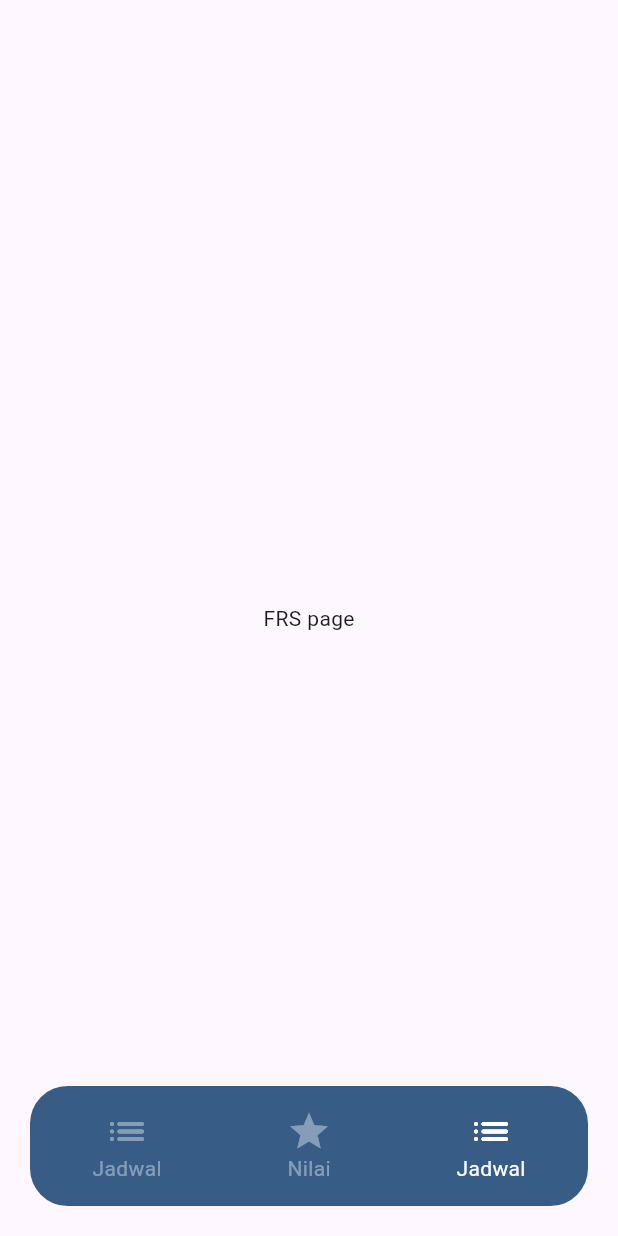
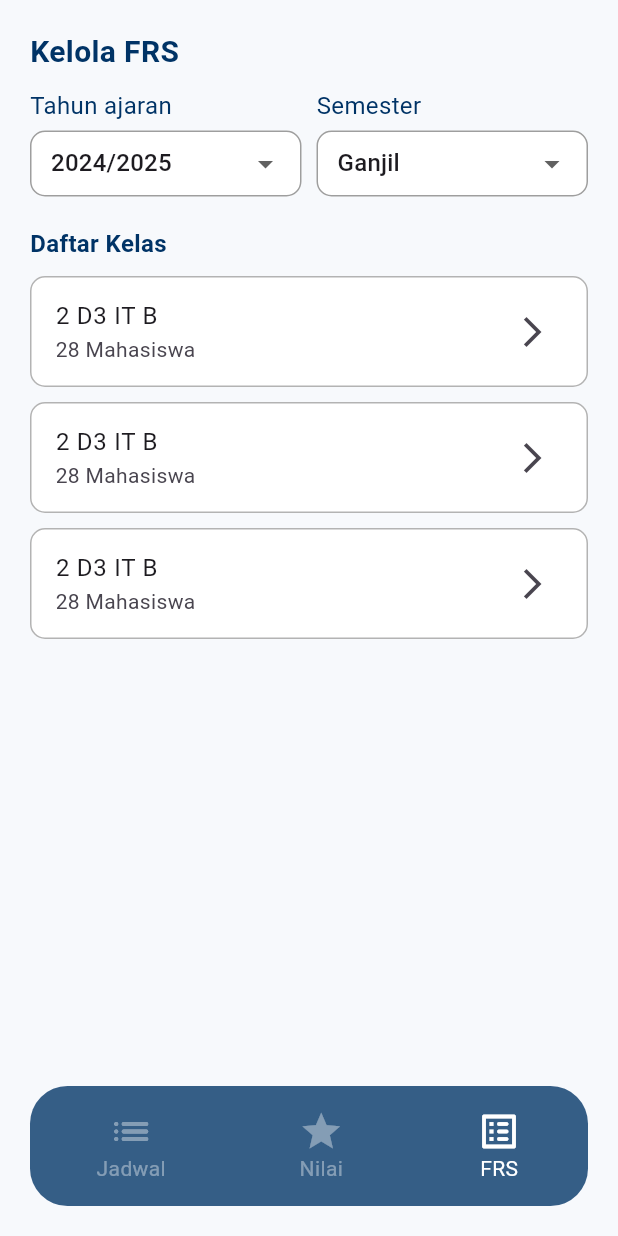
Before and after one commit to ALFIAN-code/blue_campus, a Flutter app: the screen it shows after launch, item 3 of the bottom bar chosen, on a phone screen of 412 x 824 dp. Run offline on Flutter 3.47's test engine with Material 3 defaults, Android fonts, the phone set to English and light mode, and no system bars; our stand-ins replace get.

Commit message:
add frs page

```diff
--- a/lib/main.dart
+++ b/lib/main.dart
@@ -1,5 +1,3 @@
-import 'package:bluecampus_mobile/view/component/navbar.dart';
-import 'package:bluecampus_mobile/view/jadwal_page.dart';
 import 'package:bluecampus_mobile/view/page_switcher.dart';
 import 'package:flutter/material.dart';
 import 'package:get/get.dart';
--- a/lib/view/component/custom_dropdown.dart
+++ b/lib/view/component/custom_dropdown.dart
@@ -6,10 +6,12 @@ class CustomDropDown extends StatelessWidget {
     required this.value,
     required this.items,
     required this.onChange,
+    this.filledColor = Colors.white,
   });
   String value;
   final List<String> items;
   void Function(String?)? onChange;
+  Color filledColor;
 
   @override
   Widget build(BuildContext context) {
@@ -18,7 +20,7 @@ class CustomDropDown extends StatelessWidget {
 
       decoration: InputDecoration(
         filled: true,
-        fillColor: Colors.white,
+        fillColor: filledColor,
         isDense: true,
         contentPadding: EdgeInsets.symmetric(horizontal: 10, vertical: 10),
         border: OutlineInputBorder(
--- a/lib/view/component/navbar.dart
+++ b/lib/view/component/navbar.dart
@@ -60,8 +60,8 @@ class _NavbarState extends State<Navbar> {
               child: MenuItem(
                 menuIndex: 2,
                 currentIndex: navbarController.currentMenuIndex.value,
-                icon: Icons.list_rounded,
-                title: 'Jadwal',
+                icon: Icons.list_alt_rounded,
+                title: 'FRS',
               ),
             ),
           ],
--- a/lib/view/frs_page.dart
+++ /dev/null
@@ -1,10 +0,0 @@
-import 'package:flutter/material.dart';
-
-class FrsPage extends StatelessWidget {
-  const FrsPage({super.key});
-
-  @override
-  Widget build(BuildContext context) {
-    return Scaffold(body: Center(child: Text('FRS page')));
-  }
-}
--- /dev/null
+++ b/lib/view/frs_page/frs_page.dart
@@ -0,0 +1,116 @@
+import 'package:bluecampus_mobile/view/component/custom_dropdown.dart';
+import 'package:bluecampus_mobile/view/frs_page/detail_kelas.dart';
+import 'package:bluecampus_mobile/view/style.dart';
+import 'package:flutter/material.dart';
+
+class FrsPage extends StatelessWidget {
+  FrsPage({super.key});
+
+  var tahunAjaran = '2024/2025';
+  var semester = 'Ganjil';
+
+  @override
+  Widget build(BuildContext context) {
+    return Scaffold(
+      backgroundColor: Color(0xffF7F9FC),
+      body: Padding(
+        padding: const EdgeInsets.symmetric(horizontal: 20),
+        child: ListView(
+          children: [
+            SizedBox(height: 20),
+            Text(
+              'Kelola FRS',
+              style: TextStyle(
+                color: textColor,
+                fontSize: 20,
+                fontWeight: FontWeight.w700,
+              ),
+            ),
+            SizedBox(height: 10),
+
+            Row(
+              children: [
+                Expanded(
+                  child: Column(
+                    crossAxisAlignment: CrossAxisAlignment.start,
+                    children: [
+                      Text(
+                        'Tahun ajaran',
+                        style: TextStyle(color: textColor, fontSize: 16),
+                      ),
+                      SizedBox(height: 5),
+                      CustomDropDown(
+                        items: ['2023/2024', '2024/2025'],
+                        onChange: (value) {},
+                        value: tahunAjaran,
+                      ),
+                    ],
+                  ),
+                ),
+                SizedBox(width: 10),
+                Expanded(
+                  child: Column(
+                    crossAxisAlignment: CrossAxisAlignment.start,
+                    children: [
+                      Text(
+                        'Semester',
+                        style: TextStyle(color: textColor, fontSize: 16),
+                      ),
+                      SizedBox(height: 5),
+                      CustomDropDown(
+                        items: ['Ganjil', 'Genap'],
+                        onChange: (value) {},
+                        value: semester,
+                      ),
+                    ],
+                  ),
+                ),
+              ],
+            ),
+
+            SizedBox(height: 20),
+            Text(
+              'Daftar Kelas',
+              style: TextStyle(
+                color: textColor,
+                fontSize: 16,
+                fontWeight: FontWeight.w700,
+              ),
+            ),
+            SizedBox(height: 10),
+            Column(
+              children: List.generate(
+                3,
+                (index) => GestureDetector(
+                  onTap: () {
+                    print('tapped');
+                    Navigator.push(
+                      context,
+                      MaterialPageRoute(builder: (context) => DetailKelas()),
+                    );
+                  },
+                  child: Container(
+                    margin: EdgeInsets.only(bottom: 10),
+                    decoration: BoxDecoration(
+                      border: Border.all(
+                        color: Colors.grey.withAlpha(200),
+                        width: 1,
+                      ),
+                      color: Colors.white,
+                      borderRadius: BorderRadius.circular(10),
+                    ),
+                    child: ListTile(
+                      title: Text('2 D3 IT B'),
+                      subtitle: Text('28 Mahasiswa'),
+                      trailing: Icon(Icons.arrow_forward_ios),
+                    ),
+                  ),
+                ),
+              ),
+            ),
+          ],
+        ),
+      ),
+    );
+  }
+}
```
Also changed, not shown: lib/view/frs_page/detail_kelas.dart (added, +81 -0 lines), lib/view/frs_page/frs_mahasiswa.dart (added, +96 -0 lines), lib/view/page_switcher.dart (+3 -4 lines), lib/view/jadwal_page/jadwal_page.dart (renamed from lib/view/jadwal_page.dart), lib/view/login/login_register.dart (added), lib/view/nilai_page/nilai_page_dosen.dart (added), lib/view/nilai_page/nilai_page_mahasiswa.dart (renamed from lib/view/nilai_page.dart).
